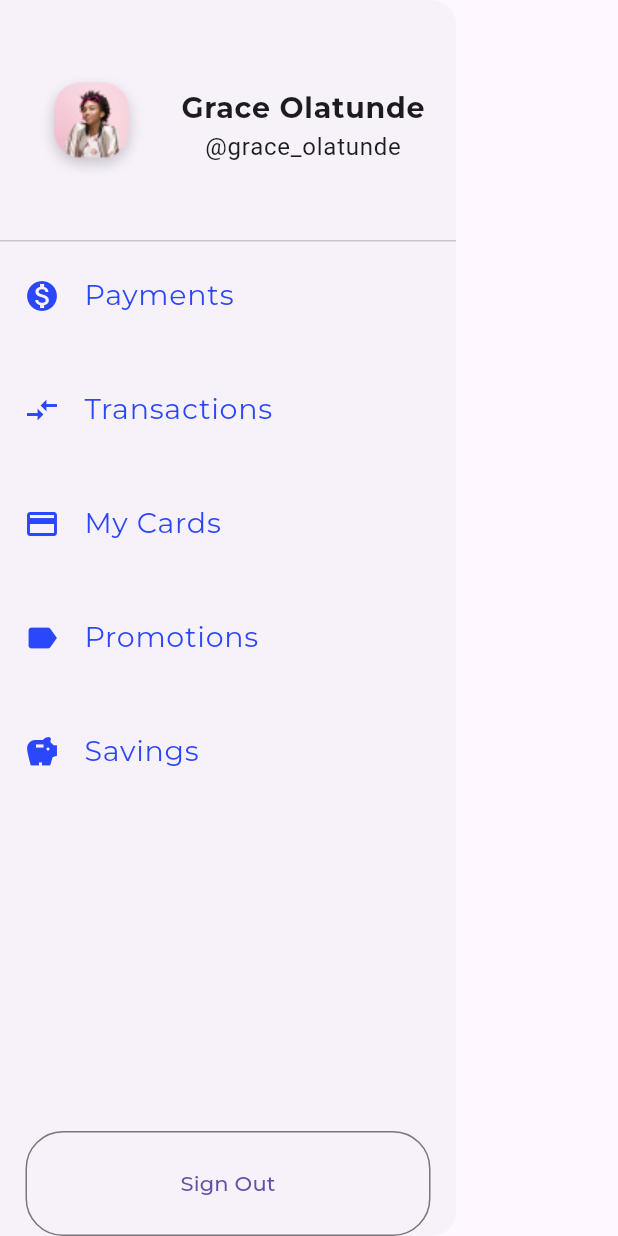
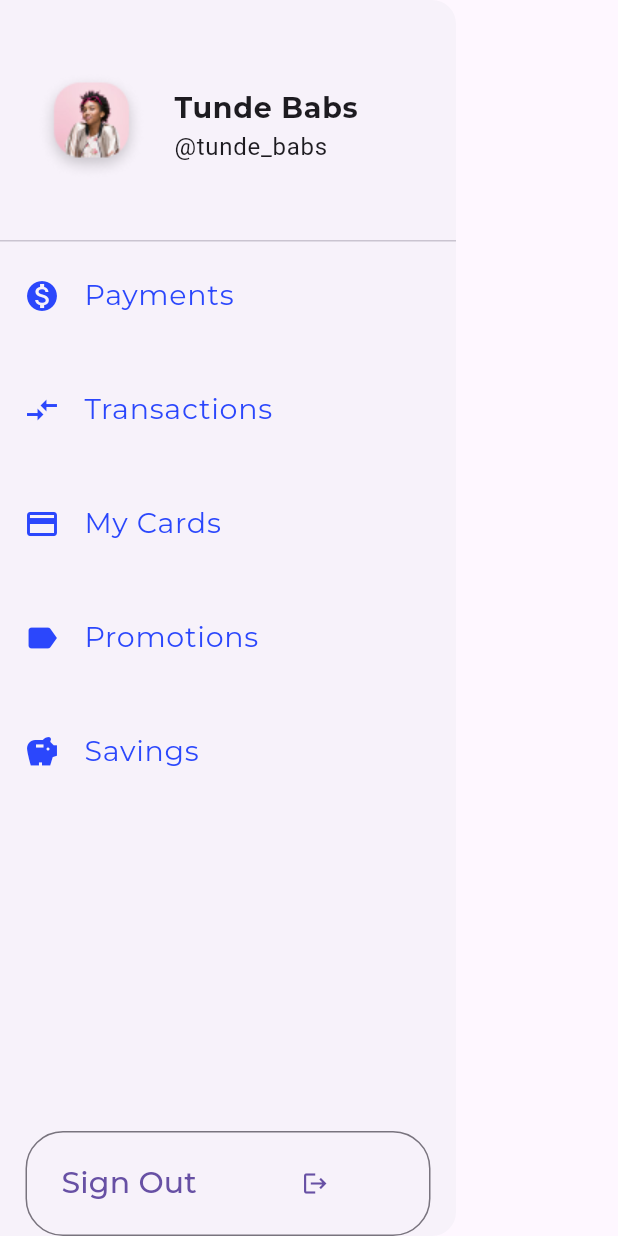
Before and after one commit to Lurk12/Money-app, a Flutter app: the NavDrawer widget shown alone on an empty page, opened directly, on a phone screen of 412 x 824 dp. Run offline on Flutter 3.47's test engine with Material 3 defaults, Android fonts, the light colour scheme and no system bars; our stand-ins replace flutter_otp_text_field, google_fonts, image_picker, smooth_page_indicator.

Commit message:
drawer button and username

```diff
--- a/lib/widget/sidemenu.dart
+++ b/lib/widget/sidemenu.dart
@@ -27,15 +27,21 @@ class NavDrawer extends StatelessWidget {
                         child: Column(
                           mainAxisAlignment: MainAxisAlignment.center,
                           children: [
-                            Text(
-                              'Grace Olatunde',
-                              style: GoogleFonts.montserrat(
-                                  fontSize: 19, fontWeight: FontWeight.bold),
-                              overflow: TextOverflow.ellipsis,
+                            Align(
+                              alignment: Alignment.centerLeft,
+                              child: Text(
+                                'Tunde Babs',
+                                style: GoogleFonts.montserrat(
+                                    fontSize: 19, fontWeight: FontWeight.bold),
+                                overflow: TextOverflow.ellipsis,
+                              ),
                             ),
-                            const Text(
-                              '@grace_olatunde',
-                              overflow: TextOverflow.ellipsis,
+                            Align(
+                              alignment: Alignment.centerLeft,
+                              child: const Text(
+                                '@tunde_babs',
+                                overflow: TextOverflow.ellipsis,
+                              ),
                             )
                           ],
                         ),
@@ -143,12 +149,23 @@ class NavDrawer extends StatelessWidget {
           OutlinedButton(
             onPressed: () {},
             style: OutlinedButton.styleFrom(
-              shape: RoundedRectangleBorder(borderRadius: BorderRadius.circular(25)),
-              fixedSize: const Size(270, 70)
+                shape: RoundedRectangleBorder(
+                    borderRadius: BorderRadius.circular(25)),
+                fixedSize: const Size(270, 70)),
+            child: Row(
+              children: [
+                Text(
+                  'Sign Out',
+                  style: GoogleFonts.montserrat(
+                    fontSize: 20
+                  ),
+                ),
+                const SizedBox(
+                  width: 70,
+                ),
+                Icon(Icons.logout)
+              ],
             ),
-            child: Text('Sign Out', style: GoogleFonts.montserrat(
-
-            ),),
           )
         ],
       ),
```
Also changed, not shown: lib/screens/dashboard.dart (+31 -8 lines).
